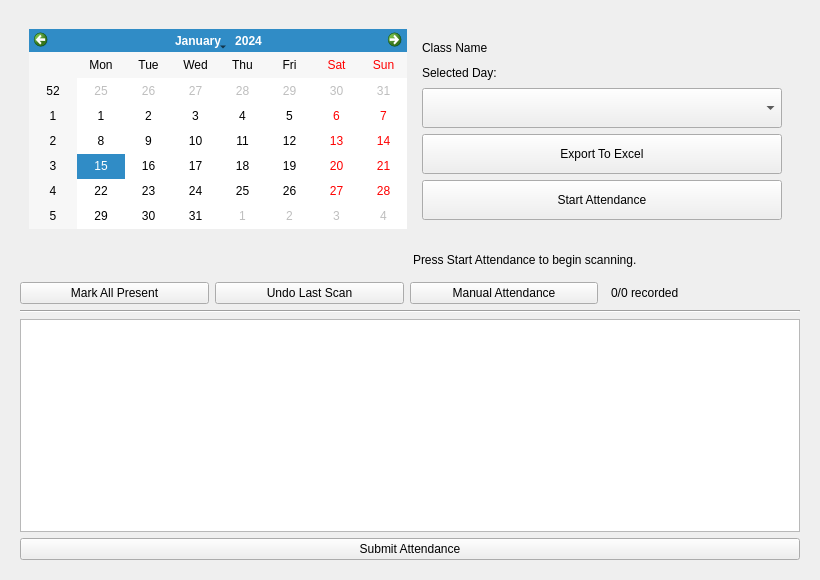
Qt form ui/take_attendance_window.ui (imndllnuri/students-attendance-app) before a commit.
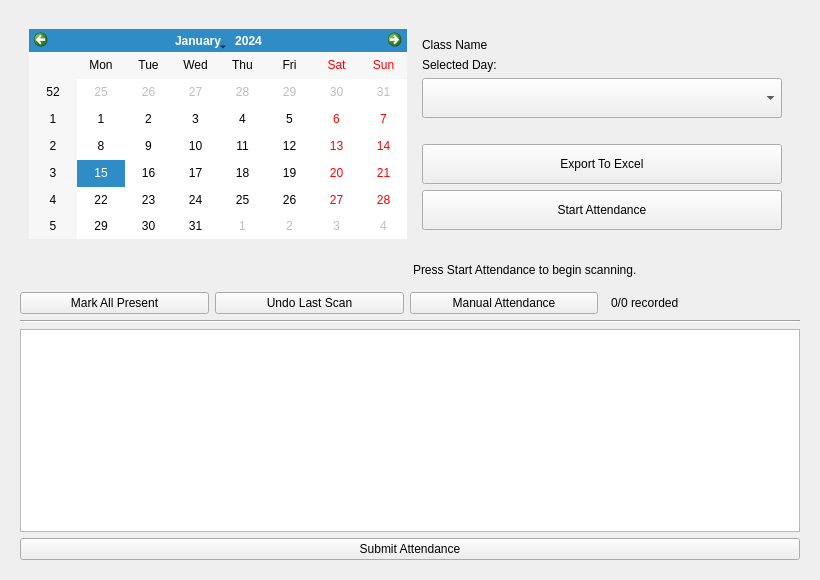
The same form after that commit.

Commit message:
#26: Session countdown/timer display
Take Attendance now shows time remaining in the selected time slot
(refreshed every 30s), only when the selected date is today.

The edit to the form file:
```diff
--- a/ui/take_attendance_window.ui
+++ b/ui/take_attendance_window.ui
@@ -146,6 +146,13 @@
               </property>
              </widget>
             </item>
+            <item>
+             <widget class="QLabel" name="session_countdown_lbl">
+              <property name="text">
+               <string/>
+              </property>
+             </widget>
+            </item>
             <item>
              <widget class="QPushButton" name="export_to_excel_btn">
               <property name="minimumSize">
```
The commit also changes 3 other files.
